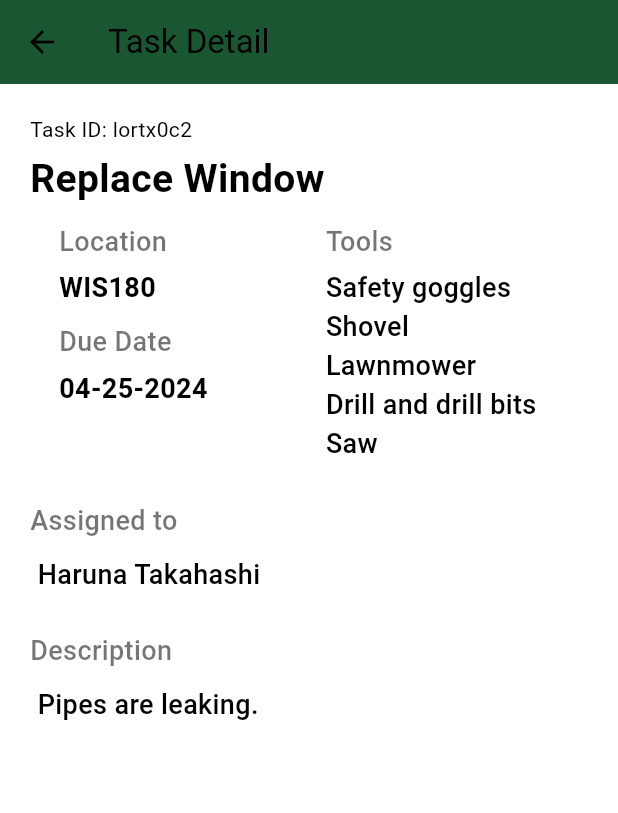
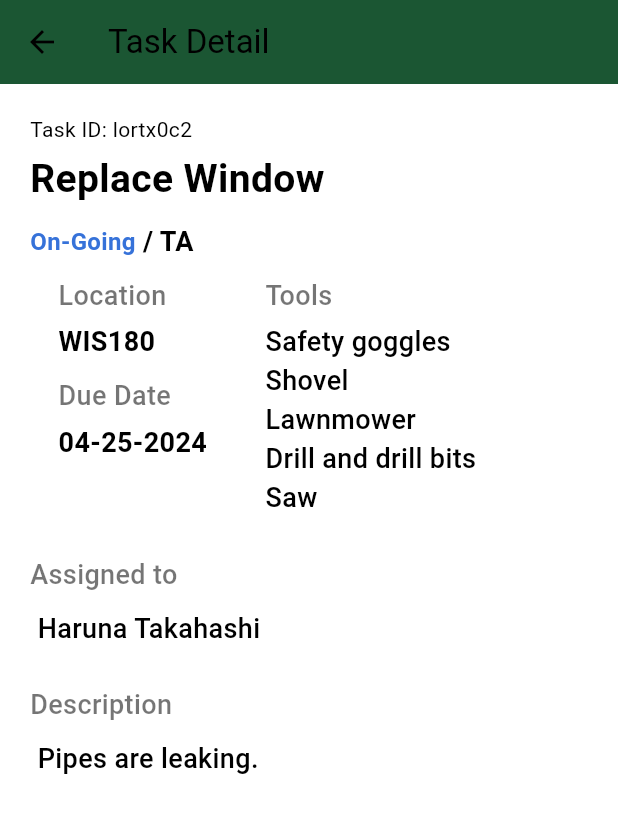
Before and after one commit to jyorko/reslife-operations, a Flutter app: the Dashboard screen opened directly, after a tap on an icon or button, on a phone screen of 412 x 824 dp. Shown: the top 813 px of the screen. Run offline on Flutter 3.47's test engine with Material 3 defaults, Android fonts, the phone set to English and light mode, and no system bars.

Commit message:
added tag on task card, added status and tag on task detail page

```diff
--- a/flutter/app/lib/style/text_style.dart
+++ b/flutter/app/lib/style/text_style.dart
@@ -4,36 +4,52 @@ class AppTextStyles {
   // Regular text styles for the app
 
   // title on task card
-  static const TextStyle titleOnCardStyle = TextStyle(
-    fontSize: 26,
+  static const TextStyle cardTitle = TextStyle(
+    fontSize: 20,
     fontWeight: FontWeight.w700,
     color: Colors.black,
   );
 
   // title in task detail
-  static const TextStyle titleOnDetailStyle = TextStyle(
+  static const TextStyle detailTitle = TextStyle(
     fontSize: 26,
     fontWeight: FontWeight.w700,
     color: Colors.black,
   );
 
   // sub title of content in task detail, such as 'location', 'due date', 'Assigned to'
-  static const TextStyle subTitleStyle = TextStyle(
+  static const TextStyle detailHeading = TextStyle(
     fontSize: 18,
     fontWeight: FontWeight.w500,
     color: Colors.black54,
   );
   // leading content in task detail, such as 'due date', 'location', 'Assigned to'
-  static const TextStyle leadingContentStyle = TextStyle(
+  static const TextStyle detailItemTitle = TextStyle(
     fontSize: 18,
     fontWeight: FontWeight.w700,
     color: Colors.black,
   );
 
   // content in task detail, such as 'desctiption', 'tools'
-  static const TextStyle contentStyle = TextStyle(
+  static const TextStyle detailBodyText = TextStyle(
     fontSize: 18,
     fontWeight: FontWeight.w500,
     color: Colors.black,
   );
+
+  // colored text
+  static TextStyle coloredText(String text) {
+    Color color = const Color.fromARGB(255, 255, 172, 17);
+    if (text == 'Complete') {
+      color = const Color.fromARGB(255, 66, 178, 70);
+    } else if (text == 'On-Going') {
+      color = const Color.fromARGB(255, 54, 114, 217);
+    }
+    return TextStyle(
+      fontSize: 16,
+      fontWeight: FontWeight.w700,
+      color: color,
+    );
+  }
+
 }
--- a/flutter/app/lib/widgets/task_card.dart
+++ b/flutter/app/lib/widgets/task_card.dart
@@ -1,14 +1,18 @@
 import 'package:flutter/material.dart';
 import 'package:app/widgets/task_detail.dart';
+import 'package:app/style/text_style.dart';
 
 class TaskCard extends StatelessWidget {
+  // text style variables
+  final AppTextStyles textStyle = AppTextStyles();
+
   final String taskId;
   final String title;
   final String dueDate;
   final String? tag;
   final List<String>? comments;
 
-  const TaskCard({
+  TaskCard({
     Key? key,
     required this.taskId,
     required this.title,
@@ -19,7 +23,6 @@ class TaskCard extends StatelessWidget {
 
   @override
   Widget build(BuildContext context) {
-    // final String formattedDueDate = DateFormat.yMd().format(dueDate);
     return InkWell(
       onTap: () {
         Navigator.push(
@@ -42,50 +45,59 @@ class TaskCard extends StatelessWidget {
                   children: [
                     Text(
                       'Task ID: $taskId',
-                      style: const TextStyle(fontSize: 12, color: Colors.grey),
+                      style: const TextStyle(
+                        fontSize: 12,
+                        color: Colors.grey,
+                      ),
                     ),
                     Padding(
-                      padding: const EdgeInsets.symmetric(vertical: 2.0),
+                      padding: const EdgeInsets.symmetric(
+                        vertical: 2.0,
+                      ),
                       child: Text(
                         title,
-                        style: const TextStyle(
-                            fontSize: 20, fontWeight: FontWeight.bold),
+                        style: AppTextStyles.cardTitle,
                         overflow: TextOverflow.ellipsis,
                       ),
                     ),
                     Text(
                       'Due by $dueDate',
                       style: const TextStyle(
-                          fontSize: 14,
-                          fontWeight: FontWeight.w500,
-                          color: Colors.black54),
-                    ),
-                    Padding(
-                      padding: const EdgeInsets.only(top: 5.0),
-                      child: Row(
-                        children: <Widget>[
-                          const Icon(
-                              Icons.image), // Placeholder for member images
-                          const Icon(Icons.image), // Another placeholder
-                          const Spacer(),
-                          Text('${comments?.length ?? 0} comments'),
-                        ],
+                        fontSize: 14,
+                        fontWeight: FontWeight.w500,
+                        color: Colors.black54,
                       ),
                     ),
                   ],
                 ),
               ),
-              // TODO: show tags on cards
-              // Right side: Tags
-              // Column(
-              //   crossAxisAlignment: CrossAxisAlignment.end,
-              //   children: tags != null
-              //       ? tags.map((tag) => Chip(
-              //             label: Text(tag),
-              //             backgroundColor: Colors.lightBlue,
-              //           )).toList()
-              //       : [const Text('No tags')],
-              // ),
+
+              // Right side: Tag, num of comments
+              Column(
+                crossAxisAlignment: CrossAxisAlignment.end,
+                mainAxisSize: MainAxisSize.min,
+                children: [
+                  if (tag != null) // Check if tag is not null
+                    Padding(
+                      padding: const EdgeInsets.all(10),
+                      child: Text(
+                        tag!,
+                        style: const TextStyle(
+                          fontSize: 14,
+                        ),
+                      ), // Display tag value
+                    ),
+                  Padding(
+                    padding: const EdgeInsets.only(top: 5.0),
+                    child: Text(
+                      '${comments?.length ?? 0} comments',
+                      style: const TextStyle(
+                        fontSize: 14,
+                      ),
+                    ),
+                  ),
+                ],
+              ),
             ],
           ),
         ),
--- a/flutter/app/lib/widgets/task_detail.dart
+++ b/flutter/app/lib/widgets/task_detail.dart
@@ -40,16 +40,35 @@ class TaskDetail extends StatelessWidget {
               ),
               // Task title
               Padding(
-                padding: EdgeInsets.fromLTRB(20, 5, 20, 10),
+                padding: const EdgeInsets.fromLTRB(20, 5, 20, 10),
                 child: Text(
                   taskDetails['title'],
-                  style: AppTextStyles.titleOnDetailStyle,
+                  style: AppTextStyles.detailTitle,
                 ),
+              ),
+              // show its status and tag separating with /
+              Row(
+                children: [
+                  Padding(
+                    padding: const EdgeInsets.fromLTRB(20, 0, 0, 10),
+                    child: Text(
+                      taskDetails['status'],
+                      style: AppTextStyles.coloredText(taskDetails['status']),
+                    ),
+                  ),
+                  Padding(
+                    padding: const EdgeInsets.fromLTRB(0, 0, 0, 10),
+                    child: Text(
+                      ' / ${taskDetails['tag']}',
+                      style: AppTextStyles.detailItemTitle,
+                    ),
+                  ),
+                ],
               ),
 
               // Leading content
               Row(
-                mainAxisAlignment: MainAxisAlignment.spaceAround,
+                mainAxisAlignment: MainAxisAlignment.spaceEvenly,
                 crossAxisAlignment: CrossAxisAlignment.start,
                 children: <Widget>[
                   // Left side: Location, Due date
@@ -61,14 +80,14 @@ class TaskDetail extends StatelessWidget {
                         padding: EdgeInsets.fromLTRB(0, 0, 0, 5),
                         child: Text(
                           'Location',
-                          style: AppTextStyles.subTitleStyle,
+                          style: AppTextStyles.detailHeading,
                         ),
                       ),
                       Padding(
                         padding: const EdgeInsets.fromLTRB(0, 0, 0, 5),
                         child: Text(
                           taskDetails['location'],
-                          style: AppTextStyles.leadingContentStyle,
+                          style: AppTextStyles.detailItemTitle,
                         ),
                       ),
                       // Task due date
@@ -76,28 +95,31 @@ class TaskDetail extends StatelessWidget {
                         padding: EdgeInsets.fromLTRB(0, 5, 0, 5),
                         child: Text(
                           'Due Date',
-                          style: AppTextStyles.subTitleStyle,
+                          style: AppTextStyles.detailHeading,
                         ),
                       ),
                       Padding(
                         padding: const EdgeInsets.fromLTRB(0, 0, 0, 5),
                         child: Text(
                           taskDetails['dueDate'],
-                          style: AppTextStyles.leadingContentStyle,
+                          style: AppTextStyles.detailItemTitle,
                         ),
                       ),
                     ],
                   ),
 
-                  // Right side: Tag, Members
-                  Column(
+                  // Right side: Tools
+                  // To wrap longer text, we use a SizedBox to provide some right margin.
+                  SizedBox(
+                    width: MediaQuery.of(context).size.width / 2.1,
+                    child: Column(
                       crossAxisAlignment: CrossAxisAlignment.start,
                       children: [
                         const Padding(
                           padding: EdgeInsets.fromLTRB(0, 0, 0, 5),
                           child: Text(
                             'Tools',
-                          style: AppTextStyles.subTitleStyle,
+                            style: AppTextStyles.detailHeading,
                           ),
                         ),
                         Padding(
@@ -105,39 +127,21 @@ class TaskDetail extends StatelessWidget {
                           child: taskDetails['toolsRequired'] == null ||
                                   taskDetails['toolsRequired'].isEmpty
                               ? const Text('N/A',
-                                style: AppTextStyles.contentStyle)
+                                  style: AppTextStyles.detailItemTitle)
                               : Column(
                                   crossAxisAlignment: CrossAxisAlignment.start,
                                   children: taskDetails['toolsRequired']
-                                    .map<Widget>((tool) => Text(tool,
-                                        style:
-                                            AppTextStyles.contentStyle))
+                                      .map<Widget>(
+                                        (tool) => Text(
+                                          tool,
+                                          style: AppTextStyles.detailBodyText,
+                                        ),
+                                      )
                                       .toList(),
                                 ),
                         ),
-
-                      // member assigned
-                      // const Padding(
-                      //   padding: EdgeInsets.fromLTRB(0, 0, 0, 5),
-                      //   child: Text(
-                      //     'Assigned to',
-                      //     style: AppTextStyles.subTitleStyle,
-                      //   ),
-                      // ),
-                      // Padding(
-                      //   padding: const EdgeInsets.fromLTRB(0, 0, 0, 5),
-                      //   child: Column(
-                      //     crossAxisAlignment: CrossAxisAlignment.start,
-                      //     children: [
-                      //       for (String member in taskDetails['assignedTo'])
-                      //         Text(
-                      //           member,
-                      //           style: AppTextStyles.leadingContentStyle,
-                      //         ),
-                      //     ],
-                      //   ),
-                      // ),
                       ],
+                    ),
                   ),
                 ],
               ),
@@ -147,50 +151,30 @@ class TaskDetail extends StatelessWidget {
                 padding: EdgeInsets.fromLTRB(20, 20, 20, 5),
                 child: Text(
                   'Assigned to',
-                  style: AppTextStyles.subTitleStyle,
+                  style: AppTextStyles.detailHeading,
                 ),
               ),
               Padding(
                 padding: const EdgeInsets.fromLTRB(25, 5, 25, 5),
                 child: Text(
                   taskDetails['assignedTo'].join(', '),
-                  style: AppTextStyles.contentStyle,
+                  style: AppTextStyles.detailBodyText,
                 ),
               ),
 
-              // Tools
-              // const Padding(
-              //   padding: EdgeInsets.fromLTRB(20, 20, 20, 5),
-              //   child: Text(
-              //     'Tools',
-              //     style: AppTextStyles.subTitleStyle,
-              //   ),
-              // ),
-              // Padding(
-              //   padding: const EdgeInsets.fromLTRB(25, 5, 25, 5),
-              //   child: Text(
-              //     // Check if 'tools' is null or empty, and display "N/A" if true
-              //     taskDetails['toolsRequired'] == null ||
-              //             taskDetails['toolsRequired'].isEmpty
-              //         ? 'N/A'
-              //         // Join the list of tools with ', ' as separator
-              //         : taskDetails['toolsRequired'].join(', '),
-              //     style: AppTextStyles.contentStyle,
-              //   ),
-              // ),
               // Task description
               const Padding(
                 padding: EdgeInsets.fromLTRB(20, 20, 20, 5),
                 child: Text(
                   'Description',
-                  style: AppTextStyles.subTitleStyle,
+                  style: AppTextStyles.detailHeading,
                 ),
               ),
               Padding(
                 padding: const EdgeInsets.fromLTRB(25, 5, 25, 5),
                 child: Text(
                   taskDetails['description'],
-                  style: AppTextStyles.contentStyle,
+                  style: AppTextStyles.detailBodyText,
                 ),
               ),
               // TODO: Add comment feature
```
Lines whose indentation alone changed are shown as unchanged.
